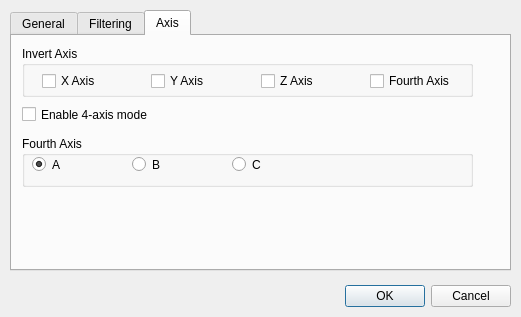
First picture: the form in options.ui, repository apsystems/GrblHoming, before the edit.
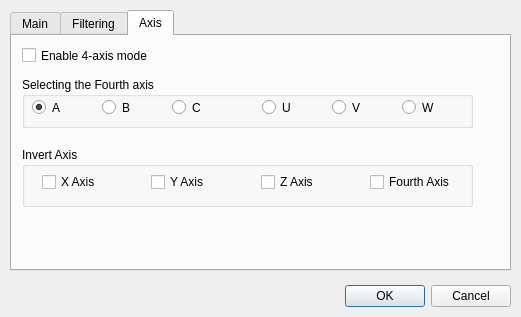
Second picture: the form after the edit. The open tabs and pages were chosen to show the change.

Commit message: Brought in LETARTARE's UVW linear fourth axis option code along with some fixes to fourth axis logic

Patch:
```diff
--- a/options.ui
+++ b/options.ui
@@ -27,7 +27,7 @@
    </property>
    <widget class="QWidget" name="tab_general">
     <attribute name="title">
-     <string>General</string>
+     <string>Main</string>
     </attribute>
     <widget class="QWidget" name="gridLayoutWidget_2">
      <property name="geometry">
@@ -360,9 +360,9 @@
      <property name="geometry">
       <rect>
        <x>10</x>
-       <y>10</y>
+       <y>111</y>
        <width>451</width>
-       <height>51</height>
+       <height>60</height>
       </rect>
      </property>
      <property name="title">
@@ -413,20 +413,20 @@
      <property name="geometry">
       <rect>
        <x>10</x>
-       <y>100</y>
+       <y>41</y>
        <width>451</width>
        <height>51</height>
       </rect>
      </property>
      <property name="title">
-      <string>Fourth Axis</string>
+      <string>Selecting the Fourth axis</string>
      </property>
      <widget class="QRadioButton" name="radioButtonFourthAxisA">
       <property name="geometry">
        <rect>
         <x>10</x>
-        <y>20</y>
-        <width>61</width>
+        <y>22</y>
+        <width>50</width>
         <height>17</height>
        </rect>
       </property>
@@ -440,9 +440,9 @@
      <widget class="QRadioButton" name="radioButtonFourthAxisB">
       <property name="geometry">
        <rect>
-        <x>110</x>
-        <y>20</y>
-        <width>61</width>
+        <x>80</x>
+        <y>22</y>
+        <width>50</width>
         <height>17</height>
        </rect>
       </property>
@@ -453,9 +453,9 @@
      <widget class="QRadioButton" name="radioButtonFourthAxisC">
       <property name="geometry">
        <rect>
-        <x>210</x>
-        <y>20</y>
-        <width>71</width>
+        <x>150</x>
+        <y>22</y>
+        <width>50</width>
         <height>17</height>
        </rect>
       </property>
@@ -463,12 +463,60 @@
        <string>C</string>
       </property>
      </widget>
+     <widget class="QRadioButton" name="radioButtonFourthAxisU">
+      <property name="geometry">
+       <rect>
+        <x>240</x>
+        <y>20</y>
+        <width>50</width>
+        <height>21</height>
+       </rect>
+      </property>
+      <property name="contextMenuPolicy">
+       <enum>Qt::PreventContextMenu</enum>
+      </property>
+      <property name="text">
+       <string>U</string>
+      </property>
+     </widget>
+     <widget class="QRadioButton" name="radioButtonFourthAxisV">
+      <property name="geometry">
+       <rect>
+        <x>310</x>
+        <y>22</y>
+        <width>50</width>
+        <height>17</height>
+       </rect>
+      </property>
+      <property name="contextMenuPolicy">
+       <enum>Qt::PreventContextMenu</enum>
+      </property>
+      <property name="text">
+       <string>V</string>
+      </property>
+     </widget>
+     <widget class="QRadioButton" name="radioButtonFourthAxisW">
+      <property name="geometry">
+       <rect>
+        <x>380</x>
+        <y>22</y>
+        <width>50</width>
+        <height>17</height>
+       </rect>
+      </property>
+      <property name="contextMenuPolicy">
+       <enum>Qt::PreventContextMenu</enum>
+      </property>
+      <property name="text">
+       <string>W</string>
+      </property>
+     </widget>
     </widget>
     <widget class="QCheckBox" name="checkBoxFourAxis">
      <property name="geometry">
       <rect>
        <x>10</x>
-       <y>70</y>
+       <y>11</y>
        <width>421</width>
        <height>17</height>
       </rect>
```
Left out of the diff: 51 changed lines with no effect on the pictures. The commit also changes 5 other files.
